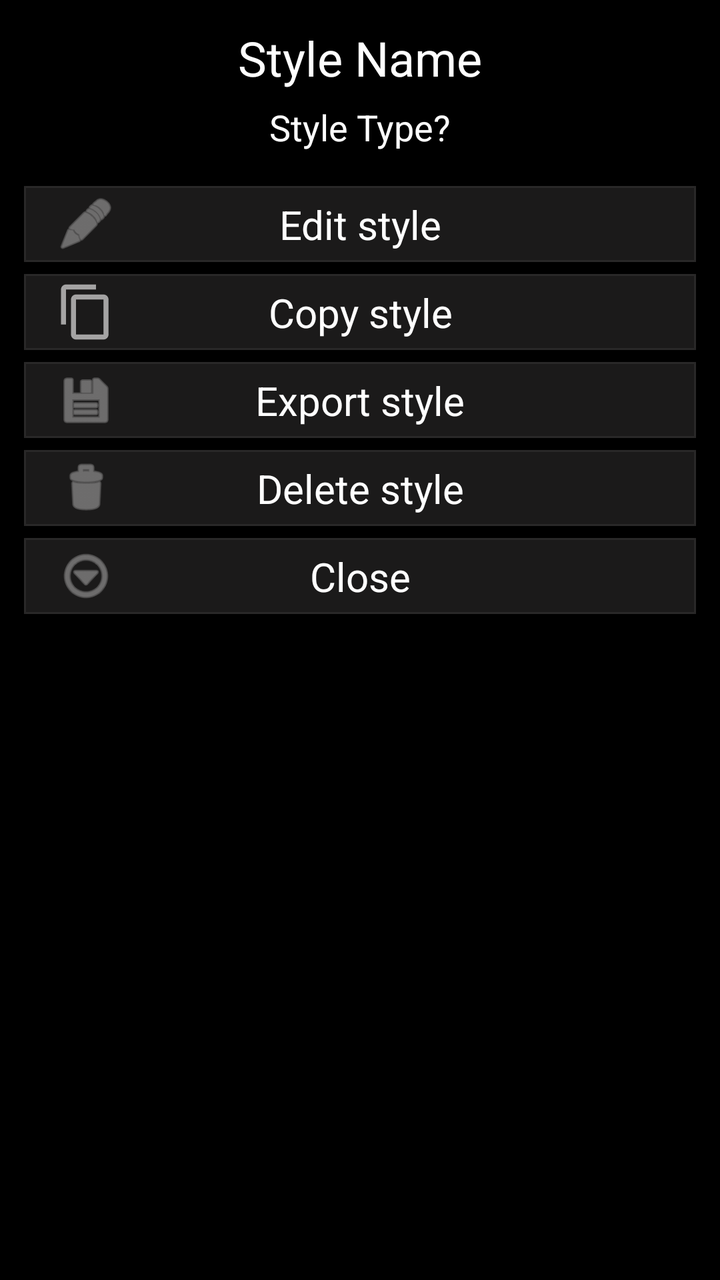
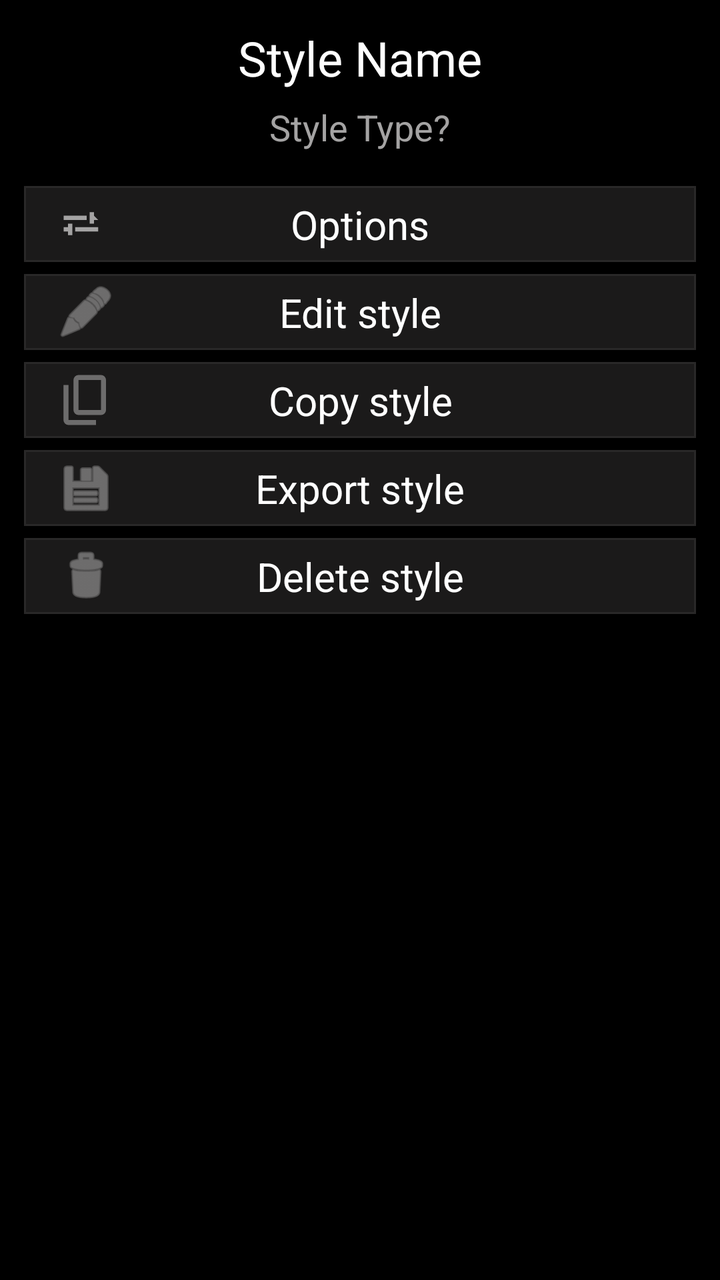

The first picture is an Android layout as it rendered before a commit; the second is the same layout after the commit. The layout source and the unified diff follow.
<!-- AndroidManifest.xml: fallback theme Theme.MaterialComponents.DayNight.NoActionBar -->
<!-- res/layout/dialog_style_details.xml -->
<?xml version="1.0" encoding="utf-8"?>
<androidx.constraintlayout.widget.ConstraintLayout
        xmlns:android="http://schemas.android.com/apk/res/android"
        xmlns:app="http://schemas.android.com/apk/res-auto"
        xmlns:tools="http://schemas.android.com/tools"
        android:layout_width="match_parent"
        android:layout_height="wrap_content"
        android:background="#000000"
        android:padding="12dp">

    <TextView
            android:id="@+id/styleName"
            android:layout_width="164dp"
            android:layout_height="34dp"
            android:gravity="center"
            android:text="Style Name"
            android:textColor="#FFFFFF"
            android:textSize="24sp"
            app:layout_constraintEnd_toEndOf="parent"
            app:layout_constraintStart_toStartOf="parent"
            app:layout_constraintTop_toTopOf="parent" />

    <TextView
            android:id="@+id/styleType"
            android:layout_width="112dp"
            android:layout_height="27dp"
            android:layout_marginTop="4dp"
            android:gravity="center"
            android:text="Style Type?"
            android:textColor="#FDFDFD"
            android:textSize="18sp"
            app:layout_constraintEnd_toEndOf="parent"
            app:layout_constraintStart_toStartOf="parent"
            app:layout_constraintTop_toBottomOf="@id/styleName" />

    <TextView
            android:id="@+id/builtInStyleAlert"
            android:layout_width="0dp"
            android:layout_height="wrap_content"
            android:layout_marginTop="12dp"
            android:paddingHorizontal="14dp"
            android:paddingVertical="12dp"
            android:background="@drawable/bg_alert_warning"
            android:text="Built-in styles can't be edited directly\nMake a copy to customize it"
            android:textColor="#FFD54F"
            android:textSize="14sp"
            android:lineSpacingExtra="2dp"
            android:gravity="center"
            android:drawablePadding="8dp"
            android:visibility="gone"
            tools:visibility="visible"
            app:layout_constraintTop_toBottomOf="@id/styleType"
            app:layout_constraintStart_toStartOf="parent"
            app:layout_constraintEnd_toEndOf="parent" />


    <com.google.android.material.card.MaterialCardView
            android:id="@+id/editButton"
            android:layout_width="match_parent"
            android:layout_height="38dp"
            android:layout_marginTop="16dp"
            android:clickable="true"
            android:focusable="true"
            android:foreground="?attr/selectableItemBackground"
            app:cardBackgroundColor="#1B1A1A"
            app:cardCornerRadius="0dp"
            app:cardElevation="0dp"
            app:strokeColor="#292828"
            app:strokeWidth="1dp"
            app:layout_constraintTop_toBottomOf="@id/builtInStyleAlert"
            app:layout_constraintStart_toStartOf="parent"
            app:layout_constraintEnd_toEndOf="parent">

        <androidx.constraintlayout.widget.ConstraintLayout
                android:layout_width="match_parent"
                android:layout_height="match_parent">

            <ImageView
                    android:id="@+id/hideIcon"
                    android:layout_width="30dp"
                    android:layout_height="30dp"
                    android:layout_marginStart="16dp"
                    android:src="@android:drawable/ic_menu_edit"
                    app:tint="#A4A3A3"
                    app:layout_constraintStart_toStartOf="parent"
                    app:layout_constraintTop_toTopOf="parent"
                    app:layout_constraintBottom_toBottomOf="parent" />

            <TextView
                    android:id="@+id/hideBtnText"
                    android:layout_width="0dp"
                    android:layout_height="wrap_content"
                    android:gravity="center"
                    android:text="Edit style"
                    android:textColor="#FFFFFF"
                    android:textSize="20sp"
                    app:layout_constraintTop_toTopOf="parent"
                    app:layout_constraintBottom_toBottomOf="parent"
                    app:layout_constraintStart_toStartOf="parent"
                    app:layout_constraintEnd_toEndOf="parent" />

        </androidx.constraintlayout.widget.ConstraintLayout>

    </com.google.android.material.card.MaterialCardView>

    <com.google.android.material.card.MaterialCardView
            android:id="@+id/copyButton"
            android:layout_width="match_parent"
            android:layout_height="38dp"
            android:layout_marginTop="6dp"
            android:clickable="true"
            android:focusable="true"
            android:foreground="?attr/selectableItemBackground"
            app:cardBackgroundColor="#1B1A1A"
            app:cardCornerRadius="0dp"
            app:cardElevation="0dp"
            app:strokeColor="#292828"
            app:strokeWidth="1dp"
            app:layout_constraintTop_toBottomOf="@id/editButton"
            app:layout_constraintStart_toStartOf="parent"
            app:layout_constraintEnd_toEndOf="parent">

        <androidx.constraintlayout.widget.ConstraintLayout
                android:layout_width="match_parent"
                android:layout_height="match_parent">

            <ImageView
                    android:id="@+id/copyIcon"
                    android:layout_width="30dp"
                    android:layout_height="30dp"
                    android:layout_marginStart="16dp"
                    android:src="@drawable/ic_copy"
                    app:tint="#A4A3A3"
                    app:layout_constraintStart_toStartOf="parent"
                    app:layout_constraintTop_toTopOf="parent"
                    app:layout_constraintBottom_toBottomOf="parent" />

            <TextView
                    android:id="@+id/copyBtnText"
                    android:layout_width="0dp"
                    android:layout_height="wrap_content"
                    android:gravity="center"
                    android:text="Copy style"
                    android:textColor="#FFFFFF"
                    android:textSize="20sp"
                    app:layout_constraintTop_toTopOf="parent"
                    app:layout_constraintBottom_toBottomOf="parent"
                    app:layout_constraintStart_toStartOf="parent"
                    app:layout_constraintEnd_toEndOf="parent" />

        </androidx.constraintlayout.widget.ConstraintLayout>

    </com.google.android.material.card.MaterialCardView>

    <com.google.android.material.card.MaterialCardView
            android:id="@+id/exportButton"
            android:layout_width="match_parent"
            android:layout_height="38dp"
            android:layout_marginTop="6dp"
            android:clickable="true"
            android:focusable="true"
            android:foreground="?attr/selectableItemBackground"
            app:cardBackgroundColor="#1B1A1A"
            app:cardCornerRadius="0dp"
            app:cardElevation="0dp"
            app:strokeColor="#292828"
            app:strokeWidth="1dp"
            app:layout_constraintTop_toBottomOf="@id/copyButton"
            app:layout_constraintStart_toStartOf="parent"
            app:layout_constraintEnd_toEndOf="parent">

        <androidx.constraintlayout.widget.ConstraintLayout
                android:layout_width="match_parent"
                android:layout_height="match_parent">

            <ImageView
                    android:id="@+id/exportIcon"
                    android:layout_width="30dp"
                    android:layout_height="30dp"
                    android:layout_marginStart="16dp"
                    android:src="@android:drawable/ic_menu_save"
                    app:tint="#A4A3A3"
                    app:layout_constraintStart_toStartOf="parent"
                    app:layout_constraintTop_toTopOf="parent"
                    app:layout_constraintBottom_toBottomOf="parent" />

            <TextView
                    android:id="@+id/exportBtnText"
                    android:layout_width="0dp"
                    android:layout_height="wrap_content"
                    android:gravity="center"
                    android:text="Export style"
                    android:textColor="#FFFFFF"
                    android:textSize="20sp"
                    app:layout_constraintTop_toTopOf="parent"
                    app:layout_constraintBottom_toBottomOf="parent"
                    app:layout_constraintStart_toStartOf="parent"
                    app:layout_constraintEnd_toEndOf="parent" />

        </androidx.constraintlayout.widget.ConstraintLayout>

    </com.google.android.material.card.MaterialCardView>


    <com.google.android.material.card.MaterialCardView
            android:id="@+id/deleteButton"
            android:layout_width="match_parent"
            android:layout_height="38dp"
            android:layout_marginTop="6dp"
            android:clickable="true"
            android:focusable="true"
            android:foreground="?attr/selectableItemBackground"
            app:cardBackgroundColor="#1B1A1A"
            app:cardCornerRadius="0dp"
            app:cardElevation="0dp"
            app:strokeColor="#292828"
            app:strokeWidth="1dp"
            app:layout_constraintTop_toBottomOf="@id/exportButton"
            app:layout_constraintStart_toStartOf="parent"
            app:layout_constraintEnd_toEndOf="parent">

        <androidx.constraintlayout.widget.ConstraintLayout
                android:layout_width="match_parent"
                android:layout_height="match_parent">

            <ImageView
                    android:id="@+id/deleteIcon"
                    android:layout_width="30dp"
                    android:layout_height="30dp"
                    android:layout_marginStart="16dp"
                    android:src="@android:drawable/ic_menu_delete"
                    app:tint="#A4A3A3"
                    app:layout_constraintStart_toStartOf="parent"
                    app:layout_constraintTop_toTopOf="parent"
                    app:layout_constraintBottom_toBottomOf="parent" />

            <TextView
                    android:id="@+id/deleteText"
                    android:layout_width="0dp"
                    android:layout_height="wrap_content"
                    android:gravity="center"
                    android:text="Delete style"
                    android:textColor="#FFFFFF"
                    android:textSize="20sp"
                    app:layout_constraintTop_toTopOf="parent"
                    app:layout_constraintBottom_toBottomOf="parent"
                    app:layout_constraintStart_toStartOf="parent"
                    app:layout_constraintEnd_toEndOf="parent" />

        </androidx.constraintlayout.widget.ConstraintLayout>

    </com.google.android.material.card.MaterialCardView>


    <com.google.android.material.card.MaterialCardView
            android:id="@+id/closeButton"
            android:layout_width="match_parent"
            android:layout_height="38dp"
            android:layout_marginTop="6dp"
            android:layout_marginBottom="10dp"
            android:clickable="true"
            android:focusable="true"
            android:foreground="?attr/selectableItemBackground"
            app:cardBackgroundColor="#1B1A1A"
            app:cardCornerRadius="0dp"
            app:cardElevation="0dp"
            app:strokeColor="#292828"
            app:strokeWidth="1dp"
            app:layout_constraintTop_toBottomOf="@id/deleteButton"
            app:layout_constraintStart_toStartOf="parent"
            app:layout_constraintEnd_toEndOf="parent">

        <androidx.constraintlayout.widget.ConstraintLayout
                android:layout_width="match_parent"
                android:layout_height="match_parent">

            <ImageView
                    android:id="@+id/closeIcon"
                    android:layout_width="30dp"
                    android:layout_height="30dp"
                    android:layout_marginStart="16dp"
                    android:src="@android:drawable/ic_menu_more"
                    app:tint="#A4A3A3"
                    app:layout_constraintStart_toStartOf="parent"
                    app:layout_constraintTop_toTopOf="parent"
                    app:layout_constraintBottom_toBottomOf="parent" />

            <TextView
                    android:id="@+id/closeText"
                    android:layout_width="0dp"
                    android:layout_height="wrap_content"
                    android:gravity="center"
                    android:text="Close"
                    android:textColor="#FFFFFF"
                    android:textSize="20sp"
                    app:layout_constraintTop_toTopOf="parent"
                    app:layout_constraintBottom_toBottomOf="parent"
                    app:layout_constraintStart_toStartOf="parent"
                    app:layout_constraintEnd_toEndOf="parent" />

        </androidx.constraintlayout.widget.ConstraintLayout>

    </com.google.android.material.card.MaterialCardView>

</androidx.constraintlayout.widget.ConstraintLayout>
<!-- resources referenced by this layout -->
<resources>
  <!-- drawable bg_alert_warning (drawable) -->
  <?xml version="1.0" encoding="utf-8"?>
  <shape xmlns:android="http://schemas.android.com/apk/res/android"
         android:shape="rectangle">
      <solid android:color="#2A2100" />
      <corners android:radius="10dp" />
      <stroke
              android:width="1dp"
              android:color="#4D3D00" />
  </shape>
  <!-- drawable ic_copy (drawable) -->
  <vector xmlns:android="http://schemas.android.com/apk/res/android"
          android:width="24dp"
          android:height="24dp"
          android:viewportWidth="24"
          android:viewportHeight="24"
          android:tint="?attr/colorControlNormal">
      <path
              android:fillColor="@android:color/white"
              android:pathData="M16,1H4C2.9,1 2,1.9 2,3v14h2V3h12V1zM19,5H8C6.9,5 6,5.9 6,7v14c0,1.1 0.9,2 2,2h11c1.1,0 2,-0.9 2,-2V7C21,5.9 20.1,5 19,5zM19,21H8V7h11V21z"/>
  </vector>
</resources>

<!-- the commit's change to res/layout/dialog_style_details.xml (unified diff, before → after) -->
@@ -20,54 +20,103 @@
             app:layout_constraintStart_toStartOf="parent"
             app:layout_constraintTop_toTopOf="parent" />
 
-    <TextView
-            android:id="@+id/styleType"
-            android:layout_width="112dp"
-            android:layout_height="27dp"
+    <LinearLayout
+            android:id="@+id/styleManagementInfo"
+            android:layout_width="wrap_content"
+            android:layout_height="wrap_content"
             android:layout_marginTop="4dp"
+            android:orientation="horizontal"
             android:gravity="center"
-            android:text="Style Type?"
-            android:textColor="#FDFDFD"
-            android:textSize="18sp"
-            app:layout_constraintEnd_toEndOf="parent"
-            app:layout_constraintStart_toStartOf="parent"
-            app:layout_constraintTop_toBottomOf="@id/styleName" />
-
-    <TextView
-            android:id="@+id/builtInStyleAlert"
-            android:layout_width="0dp"
-            android:layout_height="wrap_content"
-            android:layout_marginTop="12dp"
-            android:paddingHorizontal="14dp"
-            android:paddingVertical="12dp"
-            android:background="@drawable/bg_alert_warning"
-            android:text="Built-in styles can't be edited directly\nMake a copy to customize it"
-            android:textColor="#FFD54F"
-            android:textSize="14sp"
-            android:lineSpacingExtra="2dp"
-            android:gravity="center"
-            android:drawablePadding="8dp"
-            android:visibility="gone"
-            tools:visibility="visible"
-            app:layout_constraintTop_toBottomOf="@id/styleType"
-            app:layout_constraintStart_toStartOf="parent"
-            app:layout_constraintEnd_toEndOf="parent" />
-
+            app:layout_constraintTop_toBottomOf="@id/styleName"
+            app:layout_constraintStart_toStartOf="parent"
+            app:layout_constraintEnd_toEndOf="parent">
+
+        <TextView
+                android:id="@+id/styleType"
+                android:layout_width="112dp"
+                android:layout_height="27dp"
+                android:gravity="center"
+                android:text="Style Type?"
+                android:textColor="#A4A3A3"
+                android:textSize="18sp" />
+
+        <ImageView
+                android:id="@+id/managedStyleIndicator"
+                android:layout_width="27dp"
+                android:layout_height="27dp"
+                android:layout_marginStart="-8dp"
+                android:layout_marginTop="2dp"
+                android:visibility="gone"
+                android:background="@android:color/transparent"
+                android:src="@drawable/ic_arrow_forward"
+                app:tint="#FFFFFF"
+                android:contentDescription="Manage updates" />
+
+    </LinearLayout>
+
+    <com.google.android.material.card.MaterialCardView
+            android:id="@+id/optionsButton"
+            android:layout_width="match_parent"
+            android:layout_height="38dp"
+            android:layout_marginTop="16dp"
+            android:clickable="true"
+            android:focusable="true"
+            android:foreground="?attr/selectableItemBackground"
+            app:cardBackgroundColor="#1B1A1A"
+            app:cardCornerRadius="0dp"
+            app:cardElevation="0dp"
+            app:strokeColor="#292828"
+            app:strokeWidth="1dp"
+            app:layout_constraintTop_toBottomOf="@id/styleManagementInfo"
+            app:layout_constraintStart_toStartOf="parent"
+            app:layout_constraintEnd_toEndOf="parent">
+
+        <androidx.constraintlayout.widget.ConstraintLayout
+                android:layout_width="match_parent"
+                android:layout_height="match_parent">
+
+            <ImageView
+                    android:id="@+id/optionsIcon"
+                    android:layout_width="30dp"
+                    android:layout_height="30dp"
+                    android:layout_marginStart="16dp"
+                    android:src="@drawable/ic_sliders"
+                    app:tint="#A4A3A3"
+                    app:layout_constraintStart_toStartOf="parent"
+                    app:layout_constraintTop_toTopOf="parent"
+                    app:layout_constraintBottom_toBottomOf="parent" />
+
+            <TextView
+                    android:id="@+id/optionsBtnText"
+                    android:layout_width="0dp"
+                    android:layout_height="wrap_content"
+                    android:gravity="center"
+                    android:text="Options"
+                    android:textColor="#FFFFFF"
+                    android:textSize="20sp"
+                    app:layout_constraintTop_toTopOf="parent"
+                    app:layout_constraintBottom_toBottomOf="parent"
+                    app:layout_constraintStart_toStartOf="parent"
+                    app:layout_constraintEnd_toEndOf="parent" />
+
+        </androidx.constraintlayout.widget.ConstraintLayout>
+
+    </com.google.android.material.card.MaterialCardView>
 
     <com.google.android.material.card.MaterialCardView
             android:id="@+id/editButton"
             android:layout_width="match_parent"
             android:layout_height="38dp"
-            android:layout_marginTop="16dp"
-            android:clickable="true"
-            android:focusable="true"
-            android:foreground="?attr/selectableItemBackground"
-            app:cardBackgroundColor="#1B1A1A"
-            app:cardCornerRadius="0dp"
-            app:cardElevation="0dp"
-            app:strokeColor="#292828"
-            app:strokeWidth="1dp"
-            app:layout_constraintTop_toBottomOf="@id/builtInStyleAlert"
+            android:layout_marginTop="6dp"
+            android:clickable="true"
+            android:focusable="true"
+            android:foreground="?attr/selectableItemBackground"
+            app:cardBackgroundColor="#1B1A1A"
+            app:cardCornerRadius="0dp"
+            app:cardElevation="0dp"
+            app:strokeColor="#292828"
+            app:strokeWidth="1dp"
+            app:layout_constraintTop_toBottomOf="@id/optionsButton"
             app:layout_constraintStart_toStartOf="parent"
             app:layout_constraintEnd_toEndOf="parent">
 
@@ -130,7 +179,7 @@
                     android:layout_height="30dp"
                     android:layout_marginStart="16dp"
                     android:src="@drawable/ic_copy"
-                    app:tint="#A4A3A3"
+                    app:tint="#6d6c6c"
                     app:layout_constraintStart_toStartOf="parent"
                     app:layout_constraintTop_toTopOf="parent"
                     app:layout_constraintBottom_toBottomOf="parent" />
@@ -251,55 +300,4 @@
 
     </com.google.android.material.card.MaterialCardView>
 
-
-    <com.google.android.material.card.MaterialCardView
-            android:id="@+id/closeButton"
-            android:layout_width="match_parent"
-            android:layout_height="38dp"
-            android:layout_marginTop="6dp"
-            android:layout_marginBottom="10dp"
-            android:clickable="true"
-            android:focusable="true"
-            android:foreground="?attr/selectableItemBackground"
-            app:cardBackgroundColor="#1B1A1A"
-            app:cardCornerRadius="0dp"
-            app:cardElevation="0dp"
-            app:strokeColor="#292828"
-            app:strokeWidth="1dp"
-            app:layout_constraintTop_toBottomOf="@id/deleteButton"
-            app:layout_constraintStart_toStartOf="parent"
-            app:layout_constraintEnd_toEndOf="parent">
-
-        <androidx.constraintlayout.widget.ConstraintLayout
-                android:layout_width="match_parent"
-                android:layout_height="match_parent">
-
-            <ImageView
-                    android:id="@+id/closeIcon"
-                    android:layout_width="30dp"
-                    android:layout_height="30dp"
-                    android:layout_marginStart="16dp"
-                    android:src="@android:drawable/ic_menu_more"
-                    app:tint="#A4A3A3"
-                    app:layout_constraintStart_toStartOf="parent"
-                    app:layout_constraintTop_toTopOf="parent"
-                    app:layout_constraintBottom_toBottomOf="parent" />
-
-            <TextView
-                    android:id="@+id/closeText"
-                    android:layout_width="0dp"
-                    android:layout_height="wrap_content"
-                    android:gravity="center"
-                    android:text="Close"
-                    android:textColor="#FFFFFF"
-                    android:textSize="20sp"
-                    app:layout_constraintTop_toTopOf="parent"
-                    app:layout_constraintBottom_toBottomOf="parent"
-                    app:layout_constraintStart_toStartOf="parent"
-                    app:layout_constraintEnd_toEndOf="parent" />
-
-        </androidx.constraintlayout.widget.ConstraintLayout>
-
-    </com.google.android.material.card.MaterialCardView>
-
 </androidx.constraintlayout.widget.ConstraintLayout>
<!-- resource entries referenced after the edit -->
@@ -1,25 +1,41 @@
 <!-- resources referenced by this layout -->
 <resources>
-  <!-- drawable bg_alert_warning (drawable) -->
-  <?xml version="1.0" encoding="utf-8"?>
-  <shape xmlns:android="http://schemas.android.com/apk/res/android"
-         android:shape="rectangle">
-      <solid android:color="#2A2100" />
-      <corners android:radius="10dp" />
-      <stroke
-              android:width="1dp"
-              android:color="#4D3D00" />
-  </shape>
+  <!-- drawable ic_arrow_forward (drawable) -->
+  <vector xmlns:android="http://schemas.android.com/apk/res/android" android:autoMirrored="true" android:height="24dp" android:tint="#000000" android:viewportHeight="960" android:viewportWidth="960" android:width="24dp">
+        
+      <path android:fillColor="@android:color/white" android:pathData="M400,680L400,280L600,480L400,680Z"/>
+      
+  </vector>
   <!-- drawable ic_copy (drawable) -->
+  <vector xmlns:android="http://schemas.android.com/apk/res/android" android:height="24dp" android:tint="#FFFFFF" android:viewportHeight="960" android:viewportWidth="960" android:width="24dp">
+        
+      <path android:fillColor="@android:color/white" android:pathData="M360,720Q327,720 303.5,696.5Q280,673 280,640L280,160Q280,127 303.5,103.5Q327,80 360,80L720,80Q753,80 776.5,103.5Q800,127 800,160L800,640Q800,673 776.5,696.5Q753,720 720,720L360,720ZM360,640L720,640Q720,640 720,640Q720,640 720,640L720,160Q720,160 720,160Q720,160 720,160L360,160Q360,160 360,160Q360,160 360,160L360,640Q360,640 360,640Q360,640 360,640ZM200,880Q167,880 143.5,856.5Q120,833 120,800L120,240L200,240L200,800Q200,800 200,800Q200,800 200,800L640,800L640,880L200,880ZM360,640Q360,640 360,640Q360,640 360,640L360,160Q360,160 360,160Q360,160 360,160L360,160Q360,160 360,160Q360,160 360,160L360,640Q360,640 360,640Q360,640 360,640Z"/>
+      
+  </vector>
+  <!-- drawable ic_sliders (drawable) -->
   <vector xmlns:android="http://schemas.android.com/apk/res/android"
           android:width="24dp"
           android:height="24dp"
-          android:viewportWidth="24"
-          android:viewportHeight="24"
-          android:tint="?attr/colorControlNormal">
-      <path
-              android:fillColor="@android:color/white"
-              android:pathData="M16,1H4C2.9,1 2,1.9 2,3v14h2V3h12V1zM19,5H8C6.9,5 6,5.9 6,7v14c0,1.1 0.9,2 2,2h11c1.1,0 2,-0.9 2,-2V7C21,5.9 20.1,5 19,5zM19,21H8V7h11V21z"/>
+          android:viewportWidth="960"
+          android:viewportHeight="960"
+          android:tint="#000000">
+  
+      <group
+              android:pivotX="480"
+              android:pivotY="480"
+              android:scaleX="1.15"
+              android:scaleY="1.15"
+              android:translateX="-80"
+              android:translateY="40">
+  
+          <path
+                  android:fillColor="@android:color/white"
+                  android:pathData="M300,600L360,600L360,440L300,440L300,490L240,490L240,550L300,550L300,600Z
+                  M400,550L720,550L720,490L400,490L400,550Z
+                  M600,440L660,440L660,390L720,390L660,330L660,280L600,280L600,440Z
+                  M240,390L560,390L560,330L240,330L240,390Z" />
+      </group>
+  
   </vector>
 </resources>
 
